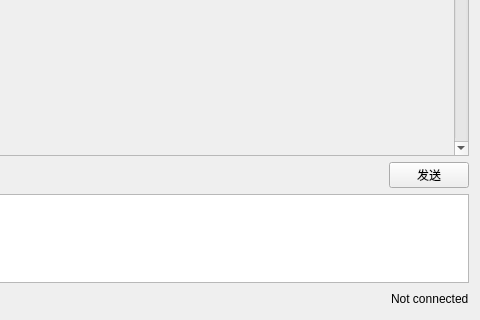
SeeChen/LCS_lanChatSoftware, file LCS/chatwindow.ui: the form before one commit; both pictures show x 239 to 719 and y 205 to 525 of the 719 by 525 pixel window.
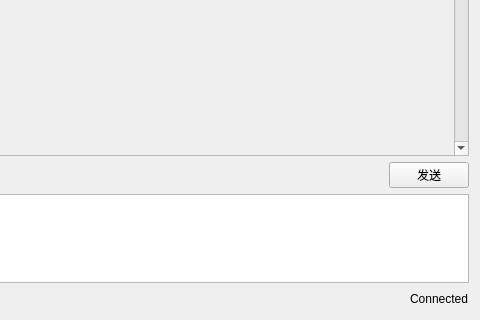
The form after the commit.

```diff
--- a/LCS/chatwindow.ui
+++ b/LCS/chatwindow.ui
@@ -179,7 +179,7 @@
      <item>
       <widget class="QLabel" name="labelConnectionStatus">
        <property name="text">
-        <string>Not connected</string>
+        <string>Connected</string>
        </property>
       </widget>
      </item>
```
Left out of the diff: 4 changed lines with no effect on the pictures.
